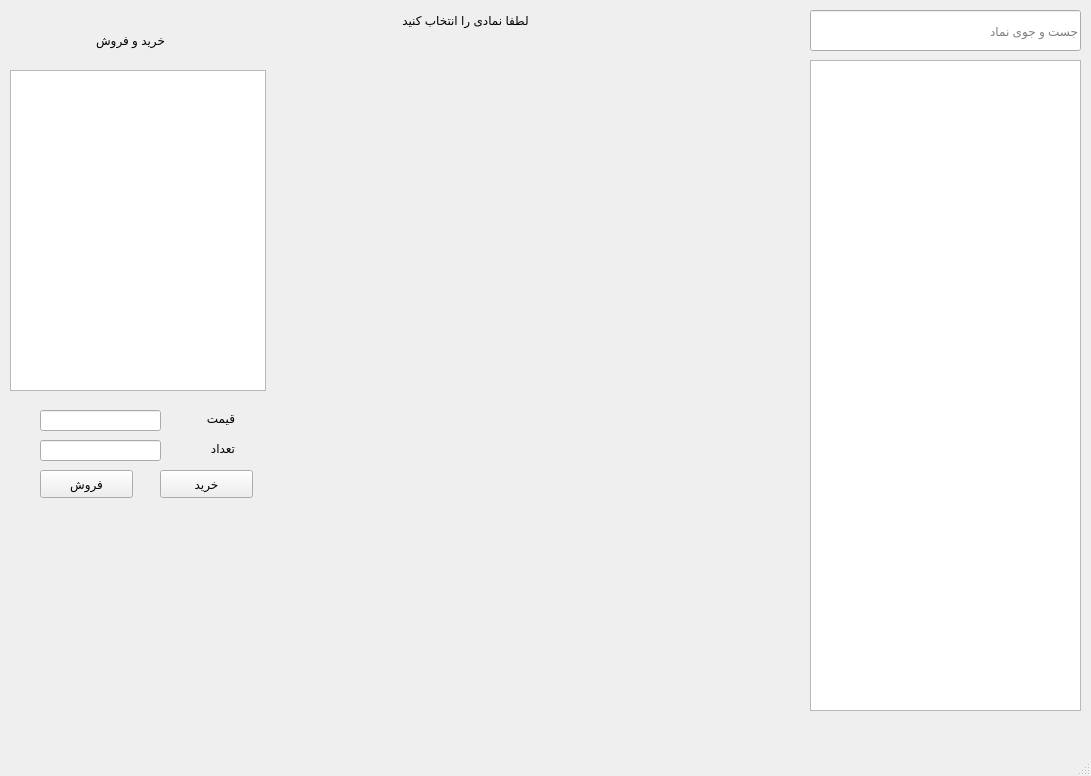
Daraniel/StockPrediction, file ui/gui.ui: the form before one commit.
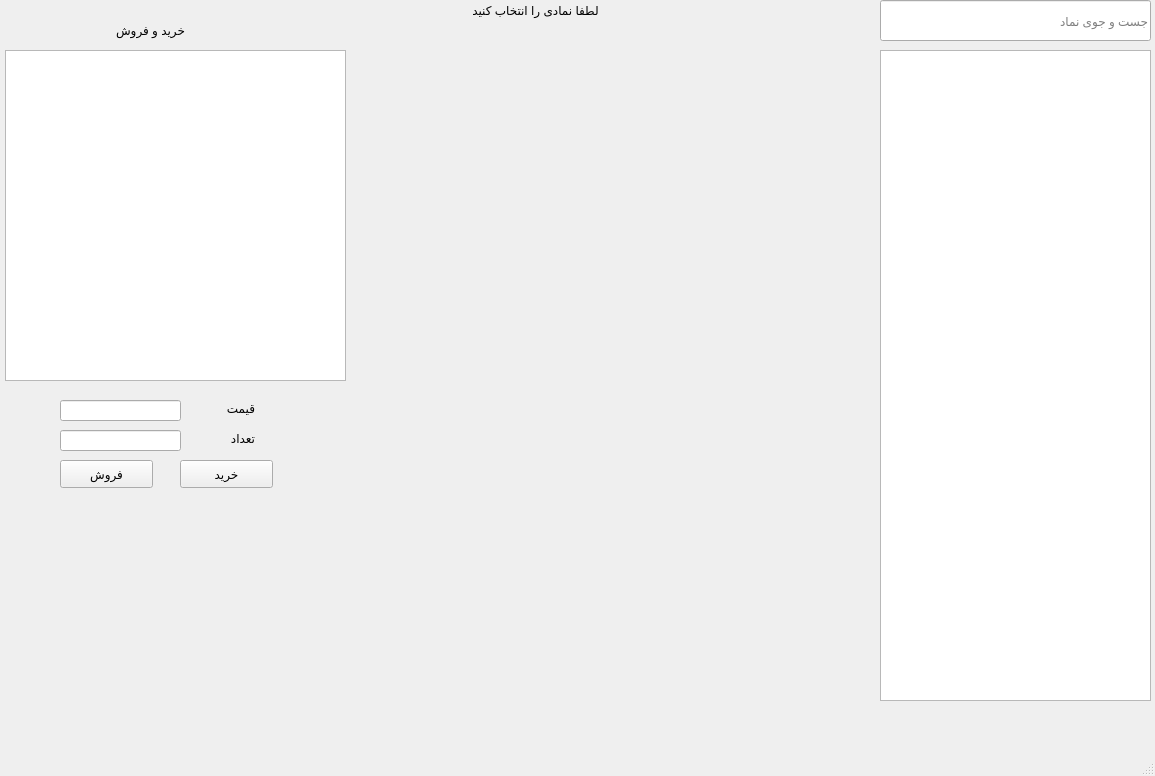
The form after the commit.

Commit message: Day two

The edit to the form file:
```diff
--- a/ui/gui.ui
+++ b/ui/gui.ui
@@ -6,7 +6,7 @@
    <rect>
     <x>0</x>
     <y>0</y>
-    <width>1091</width>
+    <width>1155</width>
     <height>776</height>
    </rect>
   </property>
@@ -17,8 +17,8 @@
    <widget class="QListWidget" name="stockList">
     <property name="geometry">
      <rect>
-      <x>810</x>
-      <y>60</y>
+      <x>880</x>
+      <y>50</y>
       <width>271</width>
       <height>651</height>
      </rect>
@@ -30,8 +30,8 @@
    <widget class="QLabel" name="label_2">
     <property name="geometry">
      <rect>
-      <x>180</x>
-      <y>410</y>
+      <x>200</x>
+      <y>400</y>
       <width>55</width>
       <height>16</height>
      </rect>
@@ -43,8 +43,8 @@
    <widget class="QLabel" name="stockName">
     <property name="geometry">
      <rect>
-      <x>370</x>
-      <y>10</y>
+      <x>440</x>
+      <y>0</y>
       <width>191</width>
       <height>21</height>
      </rect>
@@ -59,8 +59,8 @@
    <widget class="QWidget" name="bottomGraph" native="true">
     <property name="geometry">
      <rect>
-      <x>280</x>
-      <y>380</y>
+      <x>350</x>
+      <y>370</y>
       <width>521</width>
       <height>331</height>
      </rect>
@@ -69,8 +69,8 @@
    <widget class="QLineEdit" name="searchField">
     <property name="geometry">
      <rect>
-      <x>810</x>
-      <y>10</y>
+      <x>880</x>
+      <y>0</y>
       <width>271</width>
       <height>41</height>
      </rect>
@@ -88,8 +88,8 @@
    <widget class="QLabel" name="label">
     <property name="geometry">
      <rect>
-      <x>60</x>
-      <y>20</y>
+      <x>80</x>
+      <y>10</y>
       <width>141</width>
       <height>41</height>
      </rect>
@@ -104,8 +104,8 @@
    <widget class="QLabel" name="label_3">
     <property name="geometry">
      <rect>
-      <x>180</x>
-      <y>440</y>
+      <x>200</x>
+      <y>430</y>
       <width>55</width>
       <height>16</height>
      </rect>
@@ -117,28 +117,18 @@
    <widget class="QWidget" name="topGraph" native="true">
     <property name="geometry">
      <rect>
-      <x>280</x>
-      <y>40</y>
+      <x>350</x>
+      <y>30</y>
       <width>521</width>
       <height>331</height>
      </rect>
     </property>
    </widget>
-   <widget class="QListWidget" name="stockList_2">
-    <property name="geometry">
-     <rect>
-      <x>10</x>
-      <y>70</y>
-      <width>256</width>
-      <height>321</height>
-     </rect>
-    </property>
-   </widget>
    <widget class="QLineEdit" name="price">
     <property name="geometry">
      <rect>
-      <x>40</x>
-      <y>410</y>
+      <x>60</x>
+      <y>400</y>
       <width>121</width>
       <height>21</height>
      </rect>
@@ -153,8 +143,8 @@
    <widget class="QLineEdit" name="volume">
     <property name="geometry">
      <rect>
-      <x>40</x>
-      <y>440</y>
+      <x>60</x>
+      <y>430</y>
       <width>121</width>
       <height>21</height>
      </rect>
@@ -169,8 +159,8 @@
    <widget class="QPushButton" name="buyButton">
     <property name="geometry">
      <rect>
-      <x>160</x>
-      <y>470</y>
+      <x>180</x>
+      <y>460</y>
       <width>93</width>
       <height>28</height>
      </rect>
@@ -182,8 +172,8 @@
    <widget class="QPushButton" name="sellButton">
     <property name="geometry">
      <rect>
-      <x>40</x>
-      <y>470</y>
+      <x>60</x>
+      <y>460</y>
       <width>93</width>
       <height>28</height>
      </rect>
@@ -192,6 +182,16 @@
      <string>فروش</string>
     </property>
    </widget>
+   <widget class="QTableView" name="tradeHistoryTable">
+    <property name="geometry">
+     <rect>
+      <x>5</x>
+      <y>50</y>
+      <width>341</width>
+      <height>331</height>
+     </rect>
+    </property>
+   </widget>
   </widget>
   <widget class="QMenuBar" name="menubar">
    <property name="geometry">
```
Left out of the diff: 2 changed lines with no effect on the pictures. The commit also changes 2 other files.
